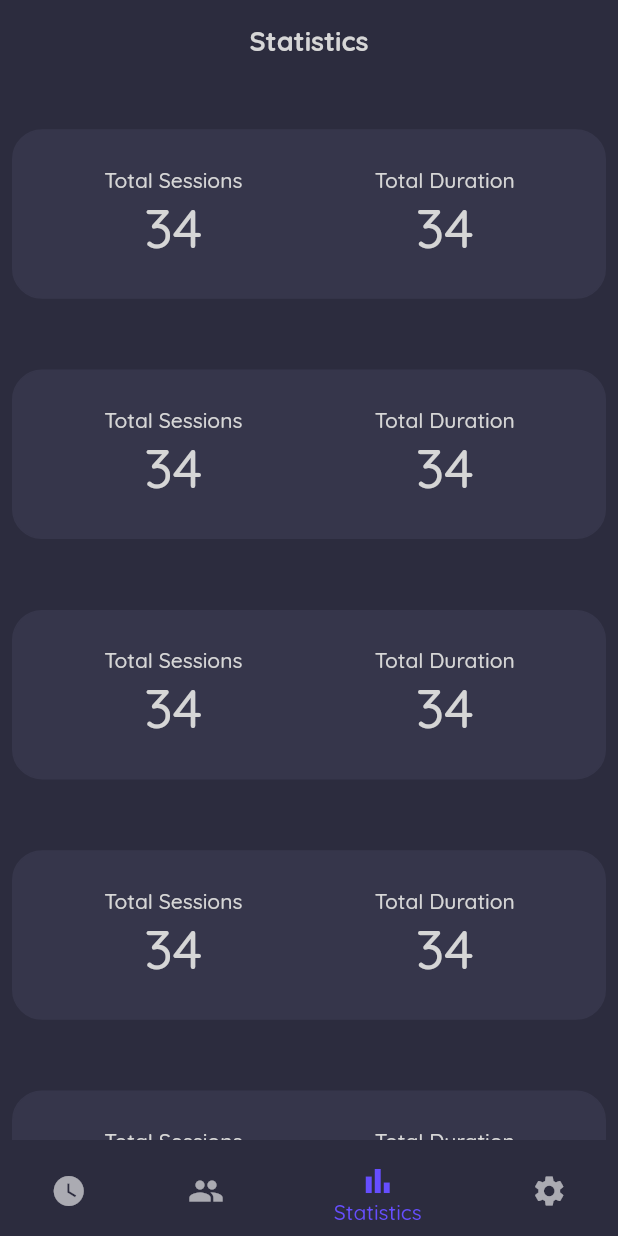
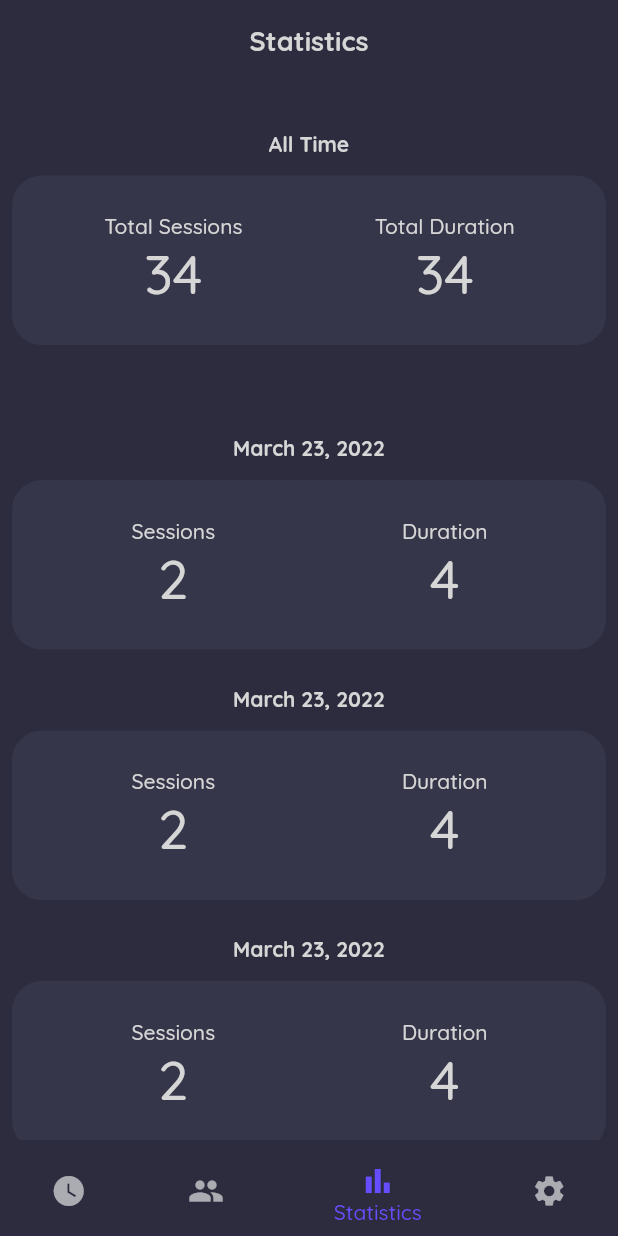
Before and after one commit to nandbyte/pomoduo, a Flutter app: the screen it shows after launch, item 3 of the bottom bar chosen, on a phone screen of 412 x 824 dp. Run offline on Flutter 3.47's test engine with Material 2 defaults, Android fonts, the phone set to English and light mode, and no system bars; our stand-ins replace cloud_firestore, custom_radio_grouped_button, firebase_auth, firebase_core, google_fonts, google_sign_in and 2 more; accounts and stored records are empty.

Commit message:
Added date wise statistics component

```diff
--- a/lib/pages/statistics_page.dart
+++ b/lib/pages/statistics_page.dart
@@ -12,8 +12,6 @@ class _StatisticsPageState extends State<StatisticsPage> {
   @override
   Widget build(BuildContext context) {
     return SingleChildScrollView(
-      child: SizedBox(
-        height: MediaQuery.of(context).size.height,
       child: Column(
         crossAxisAlignment: CrossAxisAlignment.stretch,
         mainAxisAlignment: MainAxisAlignment.spaceBetween,
@@ -24,18 +22,12 @@ class _StatisticsPageState extends State<StatisticsPage> {
               style: PomoduoStyle.pageTitleStyle,
             ),
           ),
-            SizedBox(height: 36),
           TotalStatistics(),
-            SizedBox(height: 36),
-            TotalStatistics(),
-            SizedBox(height: 36),
-            TotalStatistics(),
-            SizedBox(height: 36),
-            TotalStatistics(),
-            SizedBox(height: 36),
-            TotalStatistics(),
+          SingleStatistics(),
+          SingleStatistics(),
+          SingleStatistics(),
+          SingleStatistics(),
         ],
-        ),
       ),
     );
   }
@@ -47,6 +39,17 @@ class TotalStatistics extends StatelessWidget {
   @override
   Widget build(BuildContext context) {
     return Container(
+      margin: const EdgeInsets.fromLTRB(0, 48, 0, 48),
+      child: Column(
+        children: [
+          const Text(
+            "All Time",
+            style: TextStyle(fontWeight: FontWeight.bold),
+          ),
+          const SizedBox(
+            height: 12,
+          ),
+          Container(
             padding: const EdgeInsets.all(24.0),
             width: double.infinity,
             decoration: BoxDecoration(
@@ -91,15 +94,78 @@ class TotalStatistics extends StatelessWidget {
                 )
               ],
             )),
+          ),
+        ],
+      ),
     );
   }
 }
 
+class SingleStatistics extends StatelessWidget {
+  const SingleStatistics({Key? key}) : super(key: key);
 
-// Text(
-//           "Hello",
-//           style: TextStyle(
-//             color: Colors.white70,
-//             fontSize: 24,
-//           ),
-//         ),
+  @override
+  Widget build(BuildContext context) {
+    return Container(
+      margin: const EdgeInsets.fromLTRB(0, 12, 0, 12),
+      child: Column(
+        children: [
+          const Text(
+            "March 23, 2022",
+            style: TextStyle(fontWeight: FontWeight.bold),
+          ),
+          const SizedBox(
+            height: 12,
+          ),
+          Container(
+            padding: const EdgeInsets.all(24.0),
+            width: double.infinity,
+            decoration: BoxDecoration(
+              color: PomoduoColor.foregroundColor,
+              border: Border.all(
+                color: PomoduoColor.foregroundColor,
+              ),
+              borderRadius: const BorderRadius.all(
+                Radius.circular(20),
+              ),
+            ),
+            child: Center(
+              child: Row(
+                children: [
+                  Expanded(
+                    child: Column(
+                      children: const [
+                        Text("Sessions"),
+                        Text(
+                          "2",
+                          style: TextStyle(fontSize: 36),
+                        )
+                      ],
+                    ),
+                  ),
+                  const VerticalDivider(
+                    thickness: 1,
+                    indent: 20,
+                    endIndent: 0,
+                    color: Colors.grey,
+                  ),
+                  Expanded(
+                    child: Column(
+                      children: const [
+                        Text("Duration"),
+                        Text(
+                          "4",
+                          style: TextStyle(fontSize: 36),
+                        ),
+                      ],
+                    ),
+                  )
+                ],
+              ),
+            ),
+          ),
+        ],
+      ),
+    );
+  }
+}
```
Lines whose indentation alone changed are shown as unchanged.
